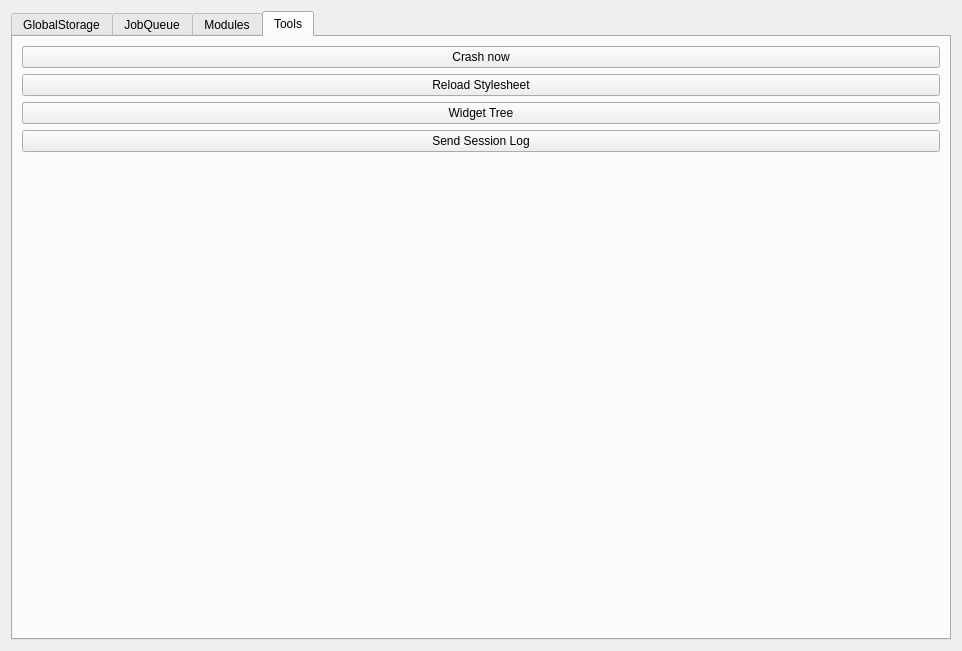
Old version of the form src/calamares/DebugWindow.ui in the repository calamares/calamares.
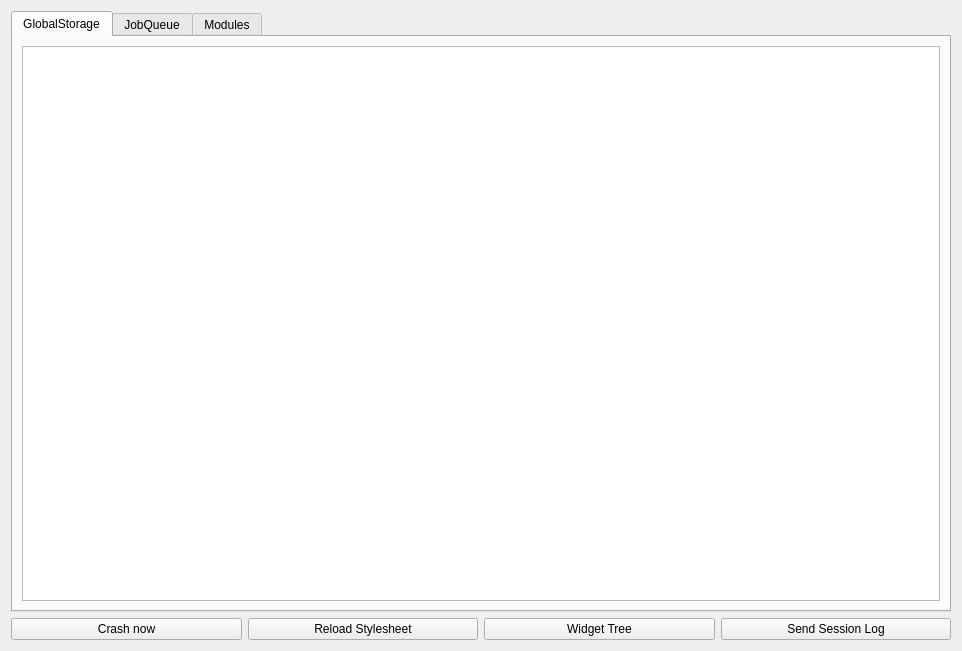
New version of the form. Icons and pictures are not drawn.

Commit message:
[calamares] Redo debug window tools
- make the tools tab buttons along the bottom row
- show the global storage tab by default

This costs little screen real-estate, makes the tools much more
visible and useful.

```diff
--- a/src/calamares/DebugWindow.ui
+++ b/src/calamares/DebugWindow.ui
@@ -21,7 +21,7 @@
    <item>
     <widget class="QTabWidget" name="tabWidget">
      <property name="currentIndex">
-      <number>3</number>
+      <number>0</number>
      </property>
      <widget class="QWidget" name="globalStorageTab">
       <attribute name="title">
@@ -92,11 +92,10 @@
        </item>
       </layout>
      </widget>
-     <widget class="QWidget" name="toolsTab">
-      <attribute name="title">
-       <string>Tools</string>
-      </attribute>
-      <layout class="QVBoxLayout" name="verticalLayout_4">
+    </widget>
+   </item>
+   <item>
+    <layout class="QHBoxLayout" name="horizontalLayout_2">
        <item>
         <widget class="QPushButton" name="crashButton">
          <property name="text">
@@ -123,24 +122,12 @@
          <property name="text">
           <string>Send Session Log</string>
          </property>
-        </widget>
-       </item>
-       <item>
-        <spacer name="verticalSpacer">
-         <property name="orientation">
-          <enum>Qt::Vertical</enum>
-         </property>
-         <property name="sizeHint" stdset="0">
-          <size>
-           <width>20</width>
-           <height>40</height>
-          </size>
-         </property>
-        </spacer>
-       </item>
-      </layout>
-     </widget>
-    </widget>
+       <property name="icon">
+        <iconset theme="upload-media"/>
+       </property>
+      </widget>
+     </item>
+    </layout>
    </item>
   </layout>
  </widget>
```
Left out of the diff: 21 changed lines with no effect on the pictures. Lines whose indentation alone changed are shown as unchanged.
